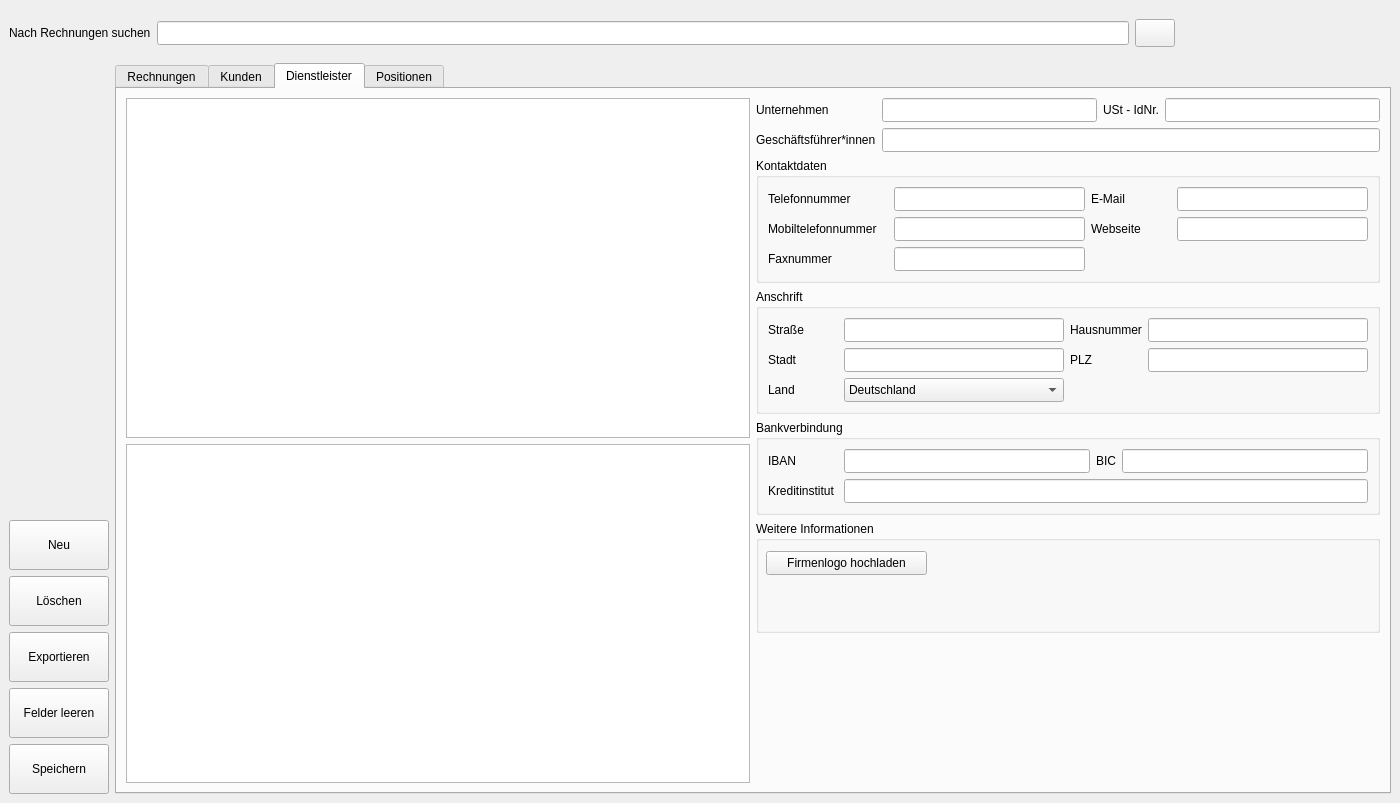
SIMKCN/LF11-Projekt, file Qt/main.ui: the form before one commit.
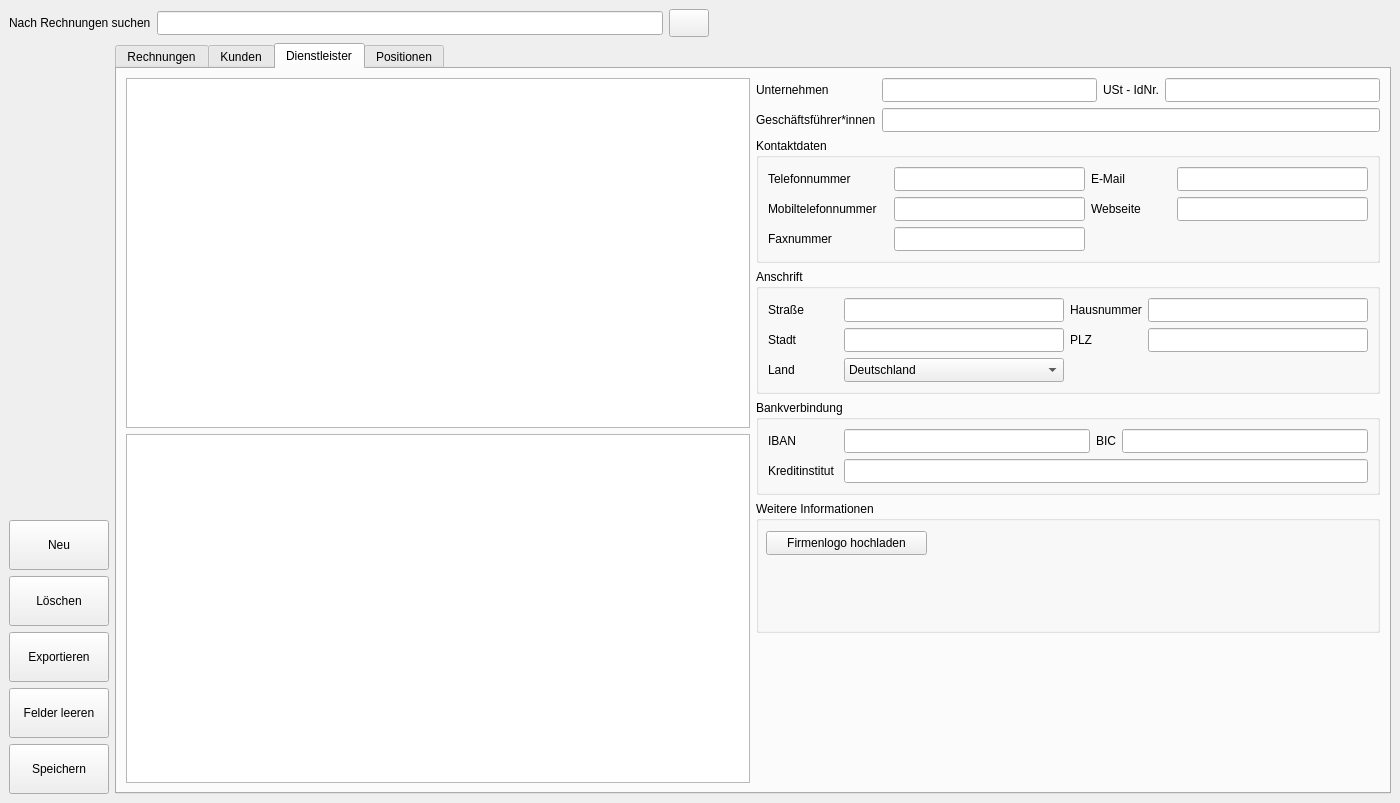
The form after the commit. Icons and pictures are not drawn.

Commit message: fullscreen funktioniert wieder

```diff
--- a/Qt/main.ui
+++ b/Qt/main.ui
@@ -72,6 +72,9 @@
       </item>
       <item>
        <spacer name="horizontalSpacerSearchRight">
+       <property name="orientation">
+          <enum>Qt::Orientation::Horizontal</enum>
+        </property>
         <property name="sizeHint" stdset="0">
          <size>
           <width>40</width>
```
